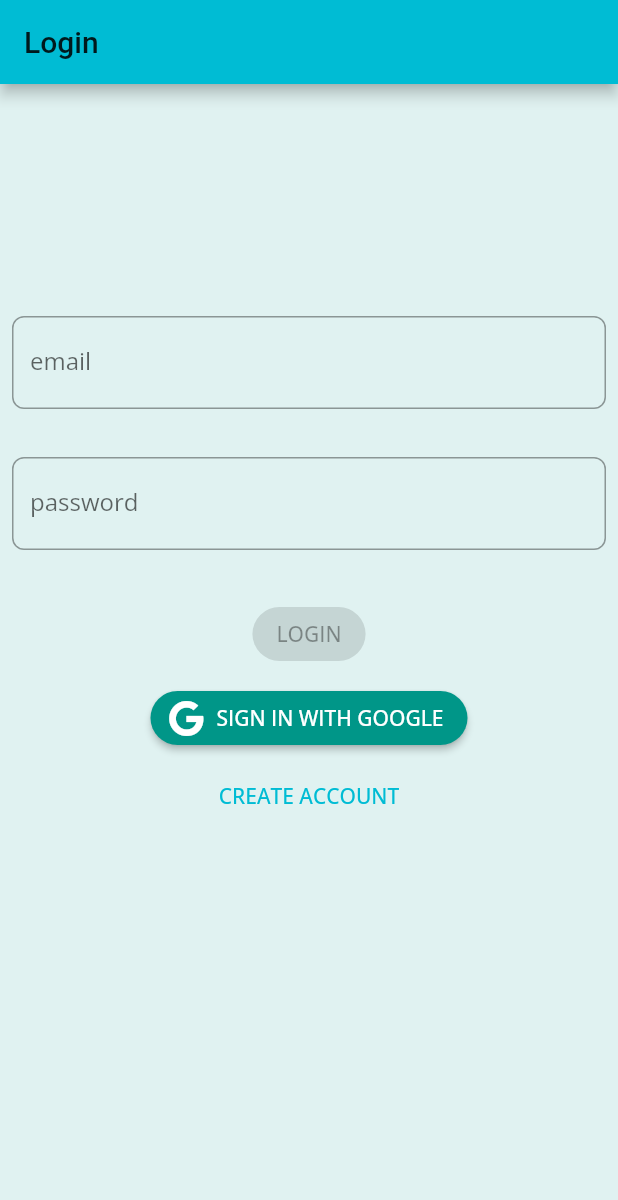
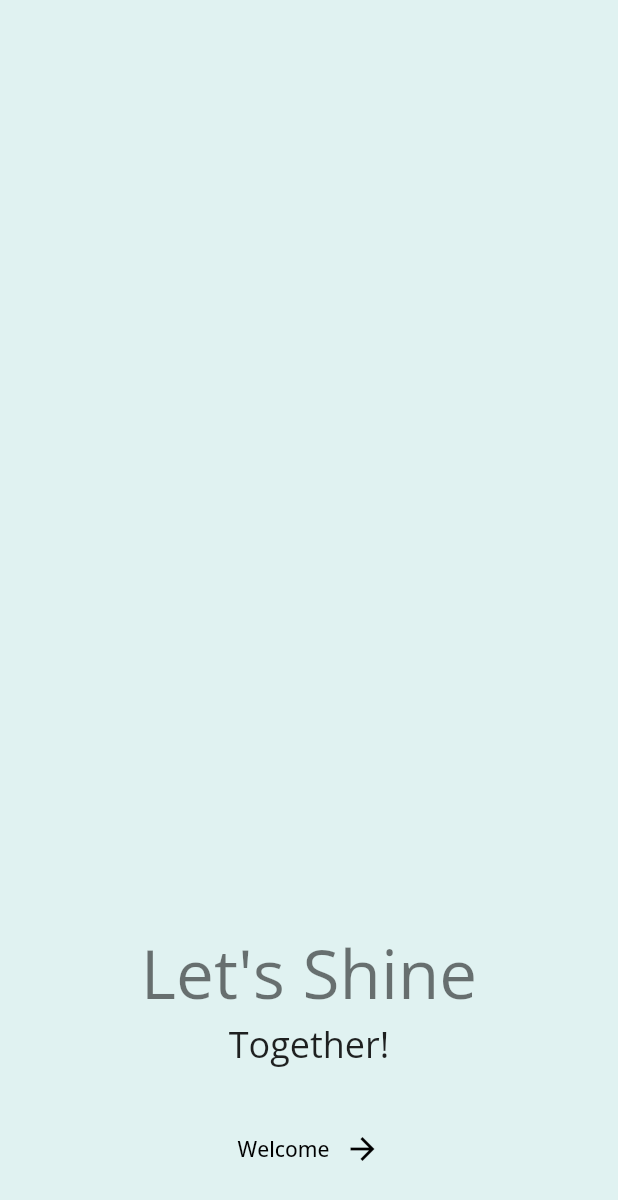
Before and after one commit to Anushka1309/MAD, a Flutter app: the screen it shows after launch, on a phone screen of 412 x 824 dp. Shown: the top 1200 px of the screen. Run offline on Flutter 3.47's test engine with Material 2 defaults, Android fonts, the phone set to English and light mode, and no system bars; our stand-ins replace bloc, equatable, firebase_auth, firebase_core, firebase_database, flutter_bloc and 5 more; missing offline and left inert: pedantic; accounts and stored records are empty.

Commit message:
first commit

```diff
--- a/lib/app.dart
+++ b/lib/app.dart
@@ -45,8 +45,6 @@ class _AppViewState extends State<AppView> {
   @override
   Widget build(BuildContext context) {
     return MaterialApp(
-      debugShowCheckedModeBanner: false,
-      theme: theme,
       navigatorKey: _navigatorKey,
       builder: (context, child) {
         return BlocListener<AuthenticationBloc, AuthenticationState>(
--- a/lib/constants.dart
+++ b/lib/constants.dart
@@ -0,0 +1,4 @@
+import 'package:flutter/material.dart';
+
+const kBackgroundColor = Color(0xDD000000);
+const kPrimaryColor = Color(0xFFF8BBD0);
--- a/lib/geolocation.dart
+++ b/lib/geolocation.dart
@@ -106,7 +106,7 @@ class _LocationAppState extends State<LocationApp> {
                   getCurrentLocation();
                 },
                 color: Colors.blue[800],
-                child: Text("Get Current Location",
+                child: Text("SoS",
                     style: TextStyle(
                       color: Colors.white,
                     )),
--- a/lib/main.dart
+++ b/lib/main.dart
@@ -1,11 +1,15 @@
 import 'package:anushka_geolocation/app.dart';
 import 'package:anushka_geolocation/simple_bloc_observer.dart';
+import 'package:anushka_geolocation/theme.dart';
+import 'package:anushka_geolocation/welcomepage.dart';
 import 'package:authentication_repository/authentication_repository.dart';
 import 'package:bloc/bloc.dart';
 import 'package:equatable/equatable.dart';
 import 'package:flutter/foundation.dart';
+import 'package:flutter/material.dart';
 import 'package:flutter/widgets.dart';
 import 'package:firebase_core/firebase_core.dart';
+import 'package:anushka_geolocation/welcome.dart';
 
 void main() async {
   WidgetsFlutterBinding.ensureInitialized();
@@ -13,8 +17,10 @@ void main() async {
   EquatableConfig.stringify = kDebugMode;
   Bloc.observer = SimpleBlocObserver();
   runApp(
-    App(
-      authenticationRepository: AuthenticationRepository(),
-    ),
+    MaterialApp(
+        debugShowCheckedModeBanner: false, theme: theme, home: WelcomeScreen()),
+    // App(
+    //   authenticationRepository: AuthenticationRepository(),
+    // ),
   );
 }
--- a/lib/welcomepage.dart
+++ b/lib/welcomepage.dart
@@ -0,0 +1,85 @@
+import 'package:anushka_geolocation/app.dart';
+import 'package:authentication_repository/authentication_repository.dart';
+import 'package:flutter/material.dart';
+
+class WelcomeScreen extends StatelessWidget {
+  @override
+  Widget build(BuildContext context) {
+    return Scaffold(
+      body: Column(
+        children: <Widget>[
+          Expanded(
+            flex: 3,
+            child: Container(
+              decoration: BoxDecoration(
+                  //image: DecorationImage(
+                  //image: AssetImage('assets/logo4.jpeg'),
+                  //fit: BoxFit.cover,
+                  ),
+            ),
+          ),
+          Expanded(
+            child: Column(
+              mainAxisAlignment: MainAxisAlignment.spaceBetween,
+              children: <Widget>[
+                RichText(
+                  textAlign: TextAlign.center,
+                  text: TextSpan(
+                    children: [
+                      TextSpan(
+                        text: "Let's Shine\n",
+                        style: Theme.of(context).textTheme.headline3,
+                      ),
+                      TextSpan(
+                        text: "Together!",
+                        style: Theme.of(context).textTheme.headline5,
+                      )
+                    ],
+                  ),
+                ),
+                FittedBox(
+                  child: GestureDetector(
+                    onTap: () {
+                      Navigator.push(context, MaterialPageRoute(
+                        builder: (context) {
+                          return App(
+                            authenticationRepository:
+                                AuthenticationRepository(),
+                          );
+                        },
+                      ));
+                    },
+                    child: Container(
+                      margin: EdgeInsets.only(bottom: 30),
+                      padding:
+                          EdgeInsets.symmetric(horizontal: 30, vertical: 16),
+                      decoration: BoxDecoration(
+                        borderRadius: BorderRadius.circular(30),
+                        //color: kPrimaryColor,
+                      ),
+                      child: Row(
+                        children: <Widget>[
+                          Text(
+                            "Welcome",
+                            style: Theme.of(context).textTheme.button.copyWith(
+                                  color: Colors.black,
+                                ),
+                          ),
+                          SizedBox(width: 10),
+                          Icon(
+                            Icons.arrow_forward,
+                            color: Colors.black,
+                          )
+                        ],
+                      ),
+                    ),
+                  ),
+                ),
+              ],
+            ),
+          ),
+        ],
+      ),
+    );
+  }
+}
--- a/pubspec.yaml
+++ b/pubspec.yaml
@@ -45,8 +45,8 @@ dev_dependencies:
 
 flutter:
   uses-material-design: true
-  # assets:
-  #   - assets/
+assets:
+   - assets/
 # For information on the generic Dart part of this file, see the
 # following page: https://dart.dev/tools/pub/pubspec
 
```
Also changed, not shown: assets/logo2.jpeg (added), assets/logo3.jpeg (added), assets/logo4.jpeg (added), pubspec.lock, 2 other files.
